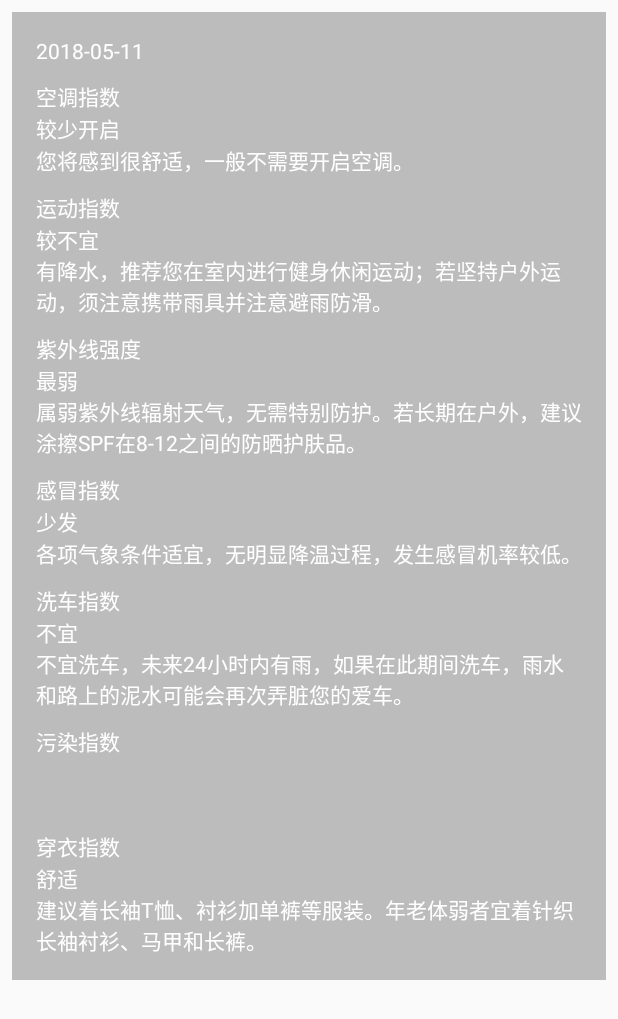
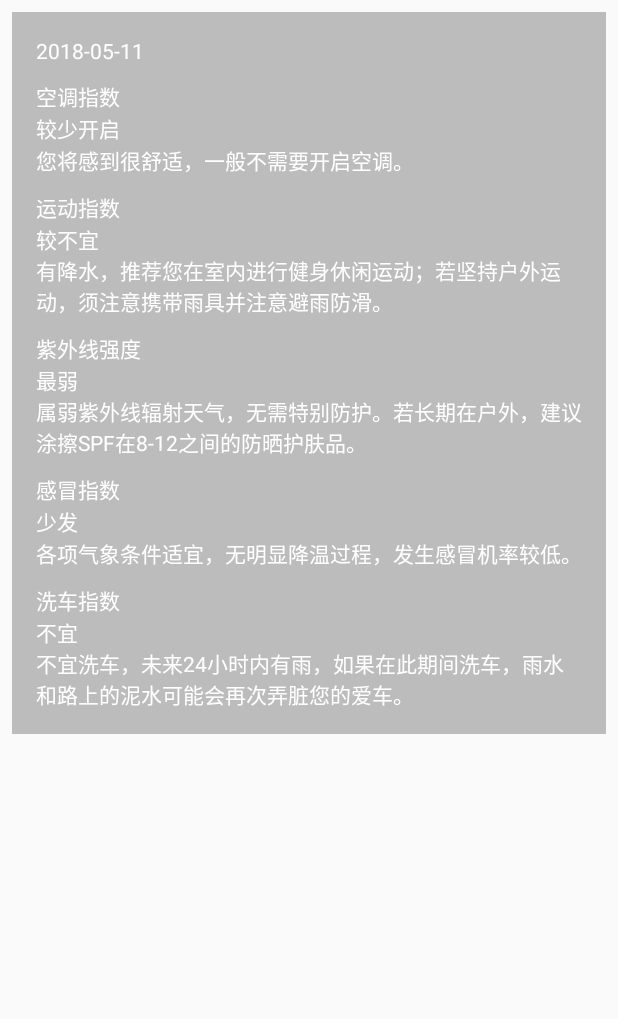
Before and after one commit to l376571926/SimpleWeather, an Android app: the layout list_item_avatar_life.xml on its own in the app's theme, with its tools: preview values and no code run, on a phone screen of 412 x 824 dp. Shown: the top 1019 px of the screen. Run offline under Robolectric (Android 15) with nearby library versions, the phone set to English and light mode, and no system bars.

Commit message:
隐藏污染指数和穿衣指数

```diff
--- a/app/src/main/java/ipw/ph/simpleweather/App.java
+++ b/app/src/main/java/ipw/ph/simpleweather/App.java
@@ -6,6 +6,9 @@ import com.lzy.okgo.OkGo;
 import com.orhanobut.logger.AndroidLogAdapter;
 import com.orhanobut.logger.Logger;
 
+/**
+ * 初始化
+ */
 public class App extends Application {
     @Override
     public void onCreate() {
--- a/app/src/main/java/ipw/ph/simpleweather/AvatarWeather.java
+++ b/app/src/main/java/ipw/ph/simpleweather/AvatarWeather.java
@@ -117,7 +117,7 @@ public class AvatarWeather {
             private String date;
             private String city_code;
             private String city_name;
-            private String week;
+            private int week;
             private String moon;
 
             public WindBean getWind() {
@@ -176,11 +176,11 @@ public class AvatarWeather {
                 this.city_name = city_name;
             }
 
-            public String getWeek() {
+            public int getWeek() {
                 return week;
             }
 
-            public void setWeek(String week) {
+            public void setWeek(int week) {
                 this.week = week;
             }
 
--- a/app/src/main/res/layout/list_item_avatar_item.xml
+++ b/app/src/main/res/layout/list_item_avatar_item.xml
@@ -54,6 +54,7 @@
         android:layout_width="wrap_content"
         android:layout_height="wrap_content"
         android:textColor="@android:color/white"
+        android:visibility="invisible"
         tools:text="19:06" />
 
     <TextView
--- a/app/src/main/res/layout/list_item_avatar_life.xml
+++ b/app/src/main/res/layout/list_item_avatar_life.xml
@@ -26,7 +26,7 @@
         android:id="@+id/kong_tiao_1"
         android:layout_width="wrap_content"
         android:layout_height="wrap_content"
-        android:minLines="1"
+
         android:textColor="@android:color/white"
         tools:text="较少开启" />
 
@@ -57,7 +57,7 @@
         android:id="@+id/yun_dong_2"
         android:layout_width="wrap_content"
         android:layout_height="wrap_content"
-        android:minLines="1"
+
         android:textColor="@android:color/white"
         tools:text="有降水，推荐您在室内进行健身休闲运动；若坚持户外运动，须注意携带雨具并注意避雨防滑。" />
 
@@ -72,7 +72,6 @@
         android:id="@+id/zi_wai_xian_1"
         android:layout_width="wrap_content"
         android:layout_height="wrap_content"
-        android:minLines="1"
         android:textColor="@android:color/white"
         tools:text="最弱" />
 
@@ -80,7 +79,6 @@
         android:id="@+id/zi_wai_xian_2"
         android:layout_width="wrap_content"
         android:layout_height="wrap_content"
-        android:minLines="1"
         android:textColor="@android:color/white"
         tools:text="属弱紫外线辐射天气，无需特别防护。若长期在户外，建议涂擦SPF在8-12之间的防晒护肤品。" />
 
@@ -95,7 +93,6 @@
         android:id="@+id/gan_mao_1"
         android:layout_width="wrap_content"
         android:layout_height="wrap_content"
-        android:minLines="1"
         android:textColor="@android:color/white"
         tools:text="少发" />
 
@@ -103,7 +100,6 @@
         android:id="@+id/gan_mao_2"
         android:layout_width="wrap_content"
         android:layout_height="wrap_content"
-        android:minLines="1"
         android:textColor="@android:color/white"
         tools:text="各项气象条件适宜，无明显降温过程，发生感冒机率较低。" />
 
@@ -118,7 +114,6 @@
         android:id="@+id/xi_che_1"
         android:layout_width="wrap_content"
         android:layout_height="wrap_content"
-        android:minLines="1"
         android:textColor="@android:color/white"
         tools:text="不宜" />
 
@@ -126,10 +121,10 @@
         android:id="@+id/xi_che_2"
         android:layout_width="wrap_content"
         android:layout_height="wrap_content"
-        android:minLines="1"
         android:textColor="@android:color/white"
         tools:text="不宜洗车，未来24小时内有雨，如果在此期间洗车，雨水和路上的泥水可能会再次弄脏您的爱车。" />
 
+    <!--
     <TextView
         android:layout_width="wrap_content"
         android:layout_height="wrap_content"
@@ -141,7 +136,6 @@
         android:id="@+id/wu_ran_1"
         android:layout_width="wrap_content"
         android:layout_height="wrap_content"
-        android:minLines="1"
         android:textColor="@android:color/white"
         tools:text="" />
 
@@ -149,10 +143,11 @@
         android:id="@+id/wu_ran_2"
         android:layout_width="wrap_content"
         android:layout_height="wrap_content"
-        android:minLines="1"
         android:textColor="@android:color/white"
         tools:text="" />
+    -->
 
+    <!--
     <TextView
         android:layout_width="wrap_content"
         android:layout_height="wrap_content"
@@ -164,7 +159,6 @@
         android:id="@+id/chuan_yi_1"
         android:layout_width="wrap_content"
         android:layout_height="wrap_content"
-        android:minLines="1"
         android:textColor="@android:color/white"
         tools:text="舒适" />
 
@@ -172,7 +166,7 @@
         android:id="@+id/chuan_yi_2"
         android:layout_width="wrap_content"
         android:layout_height="wrap_content"
-        android:minLines="1"
         android:textColor="@android:color/white"
         tools:text="建议着长袖T恤、衬衫加单裤等服装。年老体弱者宜着针织长袖衬衫、马甲和长裤。" />
+    -->
 </LinearLayout>
```
Also changed, not shown: app/src/main/java/ipw/ph/simpleweather/WeatherActivity.java (+54 -16 lines), 2 other files.
